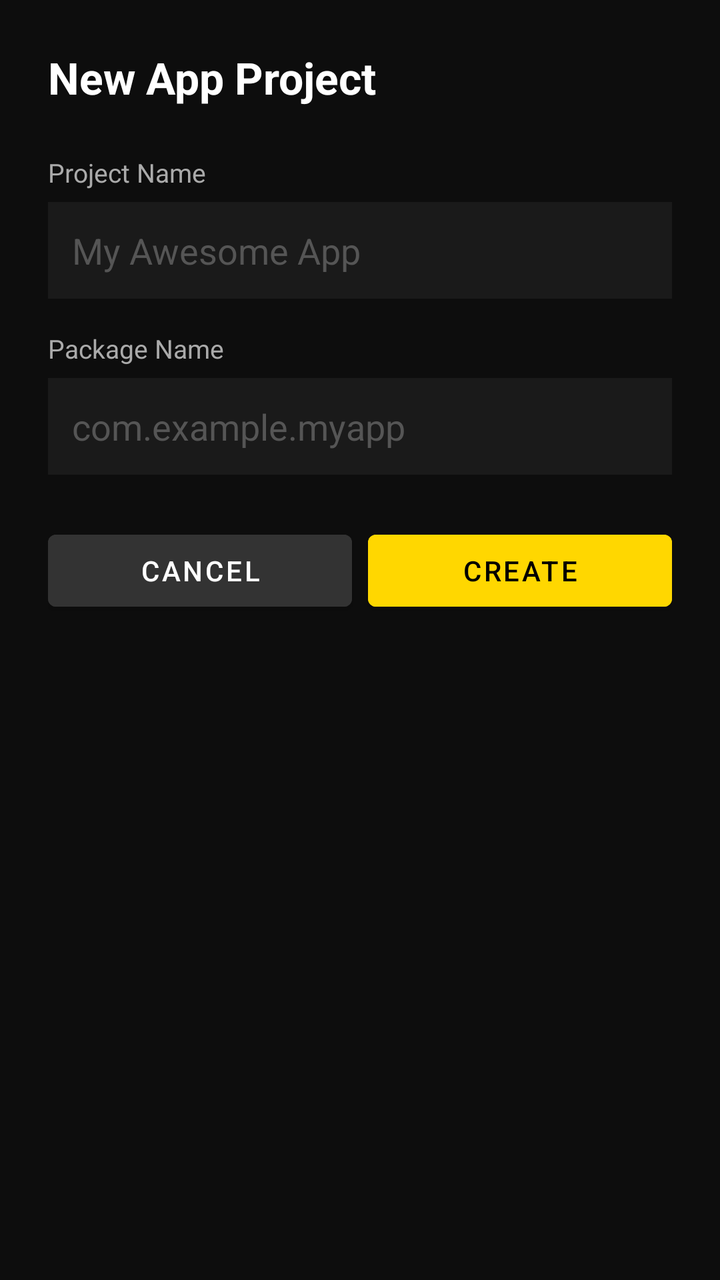
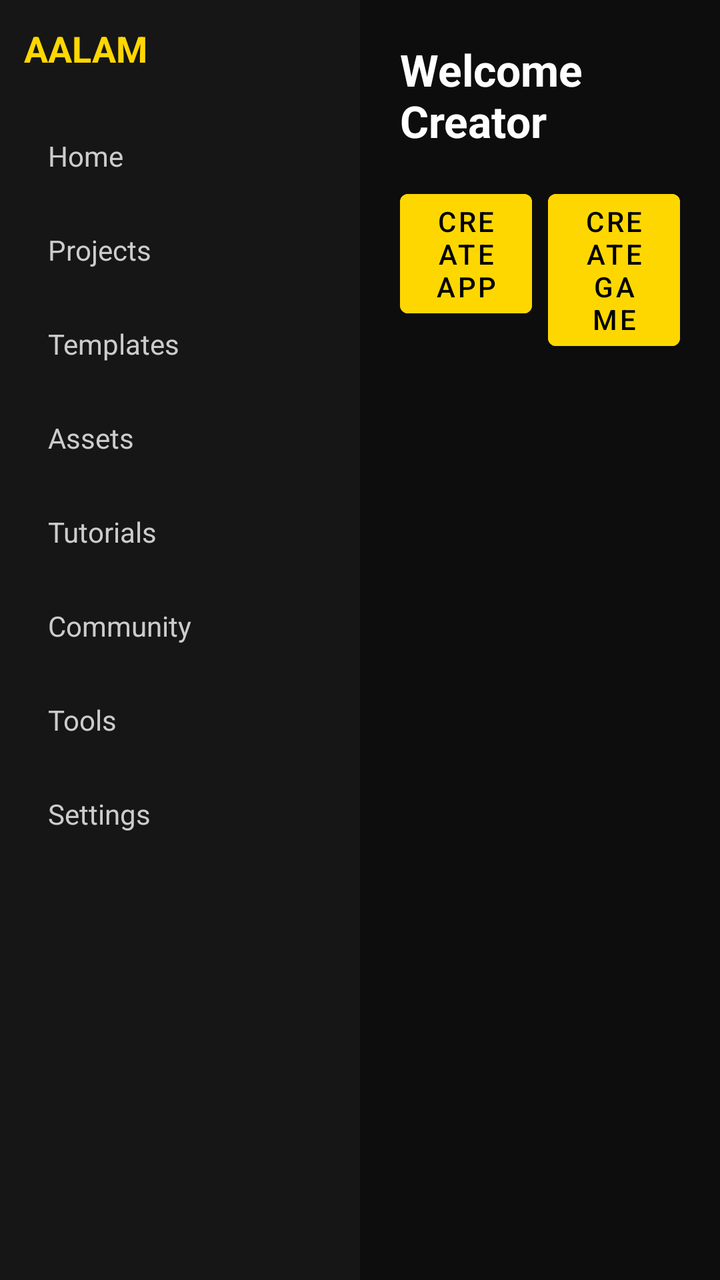

Two renders of the same Android screen: before a commit and after it. Below are the layout's source before the change and the commit's diff.
<!-- AndroidManifest.xml: application theme Theme.AalamStudio -->
<!-- res/layout/activity_main.xml -->
<?xml version="1.0" encoding="utf-8"?>
<LinearLayout xmlns:android="http://schemas.android.com/apk/res/android"
    android:layout_width="match_parent"
    android:layout_height="match_parent"
    android:orientation="vertical"
    android:background="#0D0D0D"
    android:padding="24dp">

    <TextView
        android:layout_width="wrap_content"
        android:layout_height="wrap_content"
        android:text="New App Project"
        android:textColor="#FFFFFF"
        android:textSize="22sp"
        android:textStyle="bold"
        android:layout_marginBottom="24dp"/>

    <TextView
        android:layout_width="wrap_content"
        android:layout_height="wrap_content"
        android:text="Project Name"
        android:textColor="#AAAAAA"
        android:textSize="13sp"
        android:layout_marginBottom="6dp"/>

    <EditText
        android:id="@+id/inputProjectName"
        android:layout_width="match_parent"
        android:layout_height="wrap_content"
        android:hint="My Awesome App"
        android:textColorHint="#555555"
        android:textColor="#FFFFFF"
        android:background="#1A1A1A"
        android:padding="12dp"
        android:layout_marginBottom="16dp"/>

    <TextView
        android:layout_width="wrap_content"
        android:layout_height="wrap_content"
        android:text="Package Name"
        android:textColor="#AAAAAA"
        android:textSize="13sp"
        android:layout_marginBottom="6dp"/>

    <EditText
        android:id="@+id/inputPackageName"
        android:layout_width="match_parent"
        android:layout_height="wrap_content"
        android:hint="com.example.myapp"
        android:textColorHint="#555555"
        android:textColor="#FFFFFF"
        android:background="#1A1A1A"
        android:padding="12dp"
        android:layout_marginBottom="24dp"/>

    <LinearLayout
        android:layout_width="match_parent"
        android:layout_height="wrap_content"
        android:orientation="horizontal">

        <Button
            android:id="@+id/btnCancel"
            android:layout_width="0dp"
            android:layout_height="wrap_content"
            android:layout_weight="1"
            android:layout_marginEnd="8dp"
            android:text="Cancel"
            android:backgroundTint="#333333"
            android:textColor="#FFFFFF"/>

        <Button
            android:id="@+id/btnCreateProject"
            android:layout_width="0dp"
            android:layout_height="wrap_content"
            android:layout_weight="1"
            android:text="Create"
            android:backgroundTint="#FFD700"
            android:textColor="#000000"/>

    </LinearLayout>

</LinearLayout>
<!-- resources referenced by this layout -->
<resources>
  <style name="Theme.AalamStudio" parent="Theme.MaterialComponents.DayNight.NoActionBar">
          <item name="colorPrimary">@color/gold</item>
          <item name="android:windowBackground">@color/navy</item>
          <item name="android:statusBarColor">#0D0D0D</item>
      </style>
  <color name="gold">#FFD700</color>
  <color name="navy">#0D0D0D</color>
</resources>

<!-- the commit's change to res/layout/activity_main.xml (unified diff, before → after) -->
@@ -2,81 +2,133 @@
 <LinearLayout xmlns:android="http://schemas.android.com/apk/res/android"
     android:layout_width="match_parent"
     android:layout_height="match_parent"
-    android:orientation="vertical"
-    android:background="#0D0D0D"
-    android:padding="24dp">
+    android:orientation="horizontal"
+    android:background="#0D0D0D">
 
-    <TextView
-        android:layout_width="wrap_content"
-        android:layout_height="wrap_content"
-        android:text="New App Project"
-        android:textColor="#FFFFFF"
-        android:textSize="22sp"
-        android:textStyle="bold"
-        android:layout_marginBottom="24dp"/>
+    
+    <LinearLayout
+        android:layout_width="180dp"
+        android:layout_height="match_parent"
+        android:orientation="vertical"
+        android:background="#161616"
+        android:padding="12dp">
 
-    <TextView
-        android:layout_width="wrap_content"
-        android:layout_height="wrap_content"
-        android:text="Project Name"
-        android:textColor="#AAAAAA"
-        android:textSize="13sp"
-        android:layout_marginBottom="6dp"/>
+        <TextView
+            android:layout_width="wrap_content"
+            android:layout_height="wrap_content"
+            android:text="AALAM"
+            android:textColor="#FFD700"
+            android:textSize="18sp"
+            android:textStyle="bold"
+            android:layout_marginBottom="20dp"/>
 
-    <EditText
-        android:id="@+id/inputProjectName"
-        android:layout_width="match_parent"
-        android:layout_height="wrap_content"
-        android:hint="My Awesome App"
-        android:textColorHint="#555555"
-        android:textColor="#FFFFFF"
-        android:background="#1A1A1A"
-        android:padding="12dp"
-        android:layout_marginBottom="16dp"/>
-
-    <TextView
-        android:layout_width="wrap_content"
-        android:layout_height="wrap_content"
-        android:text="Package Name"
-        android:textColor="#AAAAAA"
-        android:textSize="13sp"
-        android:layout_marginBottom="6dp"/>
-
-    <EditText
-        android:id="@+id/inputPackageName"
-        android:layout_width="match_parent"
-        android:layout_height="wrap_content"
-        android:hint="com.example.myapp"
-        android:textColorHint="#555555"
-        android:textColor="#FFFFFF"
-        android:background="#1A1A1A"
-        android:padding="12dp"
-        android:layout_marginBottom="24dp"/>
-
-    <LinearLayout
-        android:layout_width="match_parent"
-        android:layout_height="wrap_content"
-        android:orientation="horizontal">
-
-        <Button
-            android:id="@+id/btnCancel"
-            android:layout_width="0dp"
-            android:layout_height="wrap_content"
-            android:layout_weight="1"
-            android:layout_marginEnd="8dp"
-            android:text="Cancel"
-            android:backgroundTint="#333333"
-            android:textColor="#FFFFFF"/>
-
-        <Button
-            android:id="@+id/btnCreateProject"
-            android:layout_width="0dp"
-            android:layout_height="wrap_content"
-            android:layout_weight="1"
-            android:text="Create"
-            android:backgroundTint="#FFD700"
-            android:textColor="#000000"/>
+        <LinearLayout android:id="@+id/navHome" style="@style/SidebarRow">
+            <TextView android:id="@+id/labelHome" style="@style/SidebarLabel" android:text="@string/nav_home"/>
+        </LinearLayout>
+        <LinearLayout android:id="@+id/navProjects" style="@style/SidebarRow">
+            <TextView android:id="@+id/labelProjects" style="@style/SidebarLabel" android:text="@string/nav_projects"/>
+        </LinearLayout>
+        <LinearLayout android:id="@+id/navTemplates" style="@style/SidebarRow">
+            <TextView android:id="@+id/labelTemplates" style="@style/SidebarLabel" android:text="@string/nav_templates"/>
+        </LinearLayout>
+        <LinearLayout android:id="@+id/navAssets" style="@style/SidebarRow">
+            <TextView android:id="@+id/labelAssets" style="@style/SidebarLabel" android:text="@string/nav_assets"/>
+        </LinearLayout>
+        <LinearLayout android:id="@+id/navTutorials" style="@style/SidebarRow">
+            <TextView android:id="@+id/labelTutorials" style="@style/SidebarLabel" android:text="@string/nav_tutorials"/>
+        </LinearLayout>
+        <LinearLayout android:id="@+id/navCommunity" style="@style/SidebarRow">
+            <TextView android:id="@+id/labelCommunity" style="@style/SidebarLabel" android:text="@string/nav_community"/>
+        </LinearLayout>
+        <LinearLayout android:id="@+id/navTools" style="@style/SidebarRow">
+            <TextView android:id="@+id/labelTools" style="@style/SidebarLabel" android:text="@string/nav_tools"/>
+        </LinearLayout>
+        <LinearLayout android:id="@+id/navSettings" style="@style/SidebarRow">
+            <TextView android:id="@+id/labelSettings" style="@style/SidebarLabel" android:text="@string/nav_settings"/>
+        </LinearLayout>
 
     </LinearLayout>
 
+    
+    <FrameLayout
+        android:layout_width="0dp"
+        android:layout_height="match_parent"
+        android:layout_weight="1">
+
+        
+        <LinearLayout
+            android:id="@+id/panelHome"
+            android:layout_width="match_parent"
+            android:layout_height="match_parent"
+            android:orientation="vertical"
+            android:padding="20dp"
+            android:visibility="visible">
+
+            <TextView
+                android:layout_width="wrap_content"
+                android:layout_height="wrap_content"
+                android:text="@string/welcome_title"
+                android:textColor="#FFFFFF"
+                android:textSize="22sp"
+                android:textStyle="bold"
+                android:layout_marginBottom="16dp"/>
+
+            <LinearLayout
+                android:layout_width="match_parent"
+                android:layout_height="wrap_content"
+                android:orientation="horizontal">
+
+                <Button
+                    android:id="@+id/btnCreateApp"
+                    android:layout_width="0dp"
+                    android:layout_height="wrap_content"
+                    android:layout_weight="1"
+                    android:layout_marginEnd="8dp"
+                    android:text="@string/create_app"
+                    android:backgroundTint="#FFD700"
+                    android:textColor="#000000"/>
+
+                <Button
+                    android:id="@+id/btnCreateGame"
+                    android:layout_width="0dp"
+                    android:layout_height="wrap_content"
+                    android:layout_weight="1"
+                    android:text="@string/create_game"
+                    android:backgroundTint="#FFD700"
+                    android:textColor="#000000"/>
+
+            </LinearLayout>
+        </LinearLayout>
+
+        
+        <LinearLayout
+            android:id="@+id/panelPlaceholder"
+            android:layout_width="match_parent"
+            android:layout_height="match_parent"
+            android:orientation="vertical"
+            android:gravity="center"
+            android:padding="20dp"
+            android:visibility="gone">
+
+            <TextView
+                android:id="@+id/placeholderTitle"
+                android:layout_width="wrap_content"
+                android:layout_height="wrap_content"
+                android:text="Projects"
+                android:textColor="#FFFFFF"
+                android:textSize="22sp"
+                android:textStyle="bold"/>
+
+            <TextView
+                android:layout_width="wrap_content"
+                android:layout_height="wrap_content"
+                android:layout_marginTop="8dp"
+                android:text="Coming soon"
+                android:textColor="#888888"
+                android:textSize="14sp"/>
+
+        </LinearLayout>
+
+    </FrameLayout>
+
 </LinearLayout>
<!-- resource entries referenced after the edit -->
@@ -1,10 +1,51 @@
 <!-- resources referenced by this layout -->
 <resources>
+  <string name="create_app">Create App</string>
+  <string name="create_game">Create Game</string>
+  <string name="nav_assets">Assets</string>
+  <string name="nav_community">Community</string>
+  <string name="nav_home">Home</string>
+  <string name="nav_projects">Projects</string>
+  <string name="nav_settings">Settings</string>
+  <string name="nav_templates">Templates</string>
+  <string name="nav_tools">Tools</string>
+  <string name="nav_tutorials">Tutorials</string>
+  <string name="welcome_title">Welcome Creator</string>
+  <style name="SidebarLabel">
+          <item name="android:layout_width">wrap_content</item>
+          <item name="android:layout_height">wrap_content</item>
+          <item name="android:textColor">#CCCCCC</item>
+          <item name="android:textSize">14sp</item>
+      </style>
+  <style name="SidebarRow">
+          <item name="android:layout_width">match_parent</item>
+          <item name="android:layout_height">wrap_content</item>
+          <item name="android:orientation">horizontal</item>
+          <item name="android:gravity">center_vertical</item>
+          <item name="android:background">@drawable/bg_sidebar_item</item>
+          <item name="android:padding">12dp</item>
+          <item name="android:layout_marginBottom">4dp</item>
+      </style>
   <style name="Theme.AalamStudio" parent="Theme.MaterialComponents.DayNight.NoActionBar">
           <item name="colorPrimary">@color/gold</item>
           <item name="android:windowBackground">@color/navy</item>
           <item name="android:statusBarColor">#0D0D0D</item>
       </style>
+  <!-- drawable bg_sidebar_item (drawable) -->
+  <?xml version="1.0" encoding="utf-8"?>
+  <selector xmlns:android="http://schemas.android.com/apk/res/android">
+      <item android:state_selected="true">
+          <shape android:shape="rectangle">
+              <solid android:color="#221A00"/>
+              <corners android:radius="8dp"/>
+          </shape>
+      </item>
+      <item>
+          <shape android:shape="rectangle">
+              <solid android:color="#00000000"/>
+          </shape>
+      </item>
+  </selector>
   <color name="gold">#FFD700</color>
   <color name="navy">#0D0D0D</color>
 </resources>
